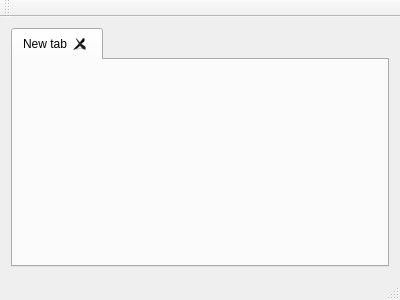
Qt form GodProgram/GodProgram/mainwindow.ui (stryku/LifeHelper) before a commit.
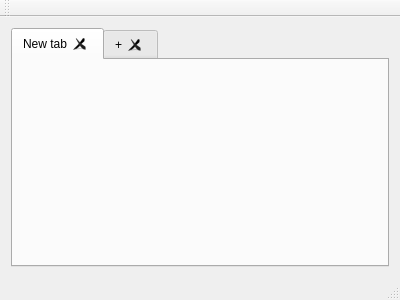
The same form after that commit. The open tabs and pages were chosen to show the change.

```diff
--- a/GodProgram/GodProgram/mainwindow.ui
+++ b/GodProgram/GodProgram/mainwindow.ui
@@ -31,6 +31,11 @@
         <string>New tab</string>
        </attribute>
       </widget>
+      <widget class="QWidget" name="tab_2">
+       <attribute name="title">
+        <string>+</string>
+       </attribute>
+      </widget>
      </widget>
     </item>
    </layout>
```
Left out of the diff: 2 changed lines with no effect on the pictures.
